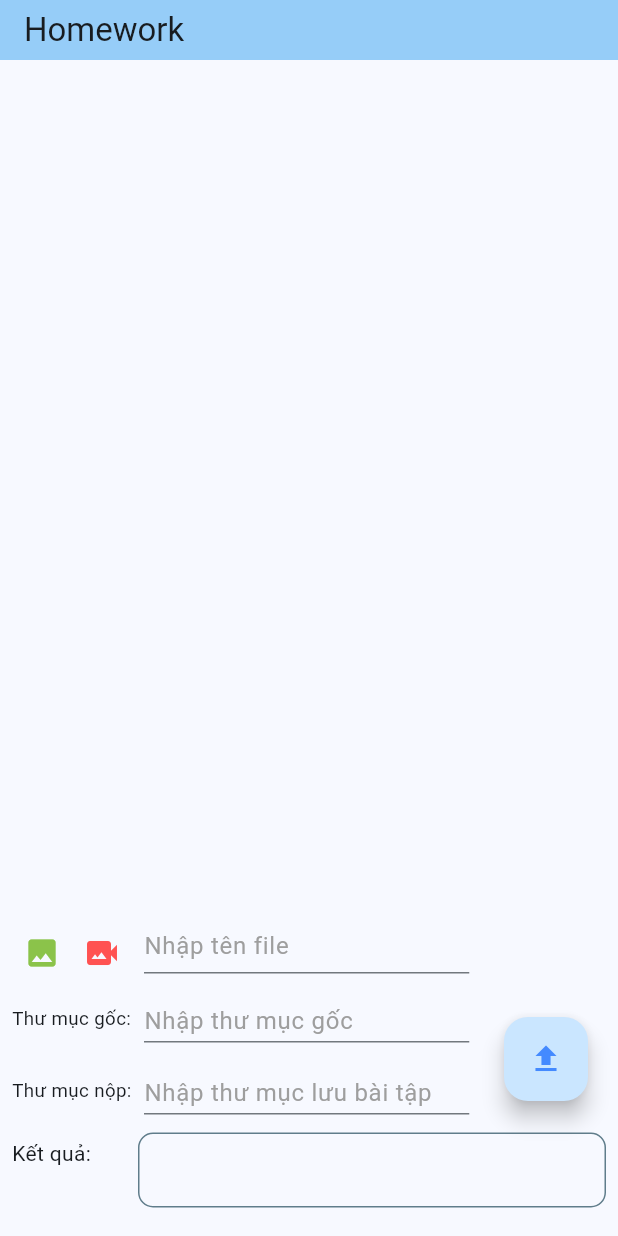
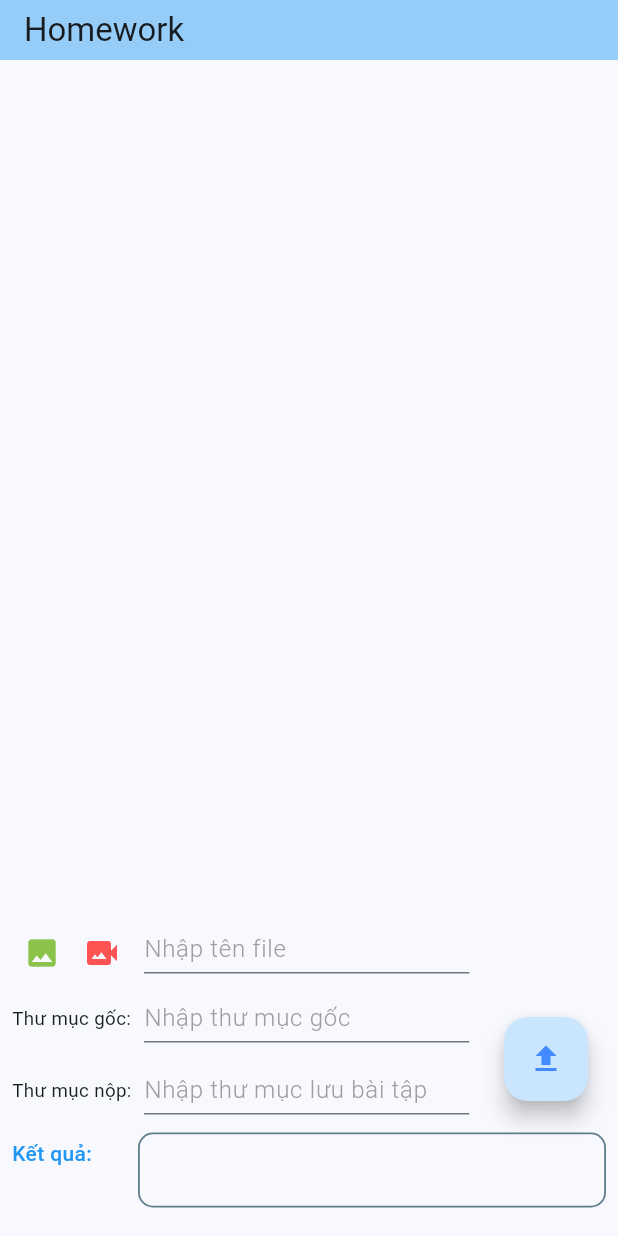
Before and after one commit to khanhkk96/ImagePdfApp, a Flutter app: the screen it shows after launch, on a phone screen of 412 x 824 dp. Run offline on Flutter 3.47's test engine with Material 3 defaults, Android fonts, the phone set to English and light mode, and no system bars; our stand-ins replace flutter_image_compress, fluttertoast, google_sign_in, image_picker; missing offline and left inert: googleapis, video_compress, video_thumbnail.

Commit message:
khanhkk_update style

```diff
--- a/lib/main.dart
+++ b/lib/main.dart
@@ -357,8 +357,9 @@ class _MyHomePageState extends State<MyHomePage> {
                         controller: _textController,
                         decoration: const InputDecoration(
                           hintText: 'Nhập tên file',
-                          hintStyle: TextStyle(color: Colors.grey),
-                          contentPadding: EdgeInsets.only(bottom: 4),
+                          hintStyle: TextStyle(
+                              color: Colors.grey, fontWeight: FontWeight.w300),
+                          contentPadding: EdgeInsets.only(bottom: 0),
                         ),
                         autofocus: false,
                         onTapOutside: (e) {
@@ -390,8 +391,10 @@ class _MyHomePageState extends State<MyHomePage> {
                           controller: _rootDriveController,
                           decoration: const InputDecoration(
                             hintText: 'Nhập thư mục gốc',
-                            hintStyle: TextStyle(color: Colors.grey),
-                            contentPadding: EdgeInsets.only(top: 4),
+                            hintStyle: TextStyle(
+                                color: Colors.grey,
+                                fontWeight: FontWeight.w300),
+                            contentPadding: EdgeInsets.only(top: 0),
                           ),
                           autofocus: false,
                           onTapOutside: (e) {
@@ -424,8 +427,10 @@ class _MyHomePageState extends State<MyHomePage> {
                           controller: _driveController,
                           decoration: const InputDecoration(
                             hintText: 'Nhập thư mục lưu bài tập',
-                            hintStyle: TextStyle(color: Colors.grey),
-                            contentPadding: EdgeInsets.only(top: 4),
+                            hintStyle: TextStyle(
+                                color: Colors.grey,
+                                fontWeight: FontWeight.w300),
+                            contentPadding: EdgeInsets.only(top: 0),
                           ),
                           autofocus: false,
                           onTapOutside: (e) {
@@ -448,7 +453,9 @@ class _MyHomePageState extends State<MyHomePage> {
                     margin: const EdgeInsets.only(
                         top: 8, left: 8, right: 0, bottom: 0),
                     alignment: Alignment.topLeft,
-                    child: const Text("Kết quả: "),
+                    child: const Text("Kết quả: ",
+                        style: TextStyle(
+                            color: Colors.blue, fontWeight: FontWeight.w500)),
                   ),
                   Flexible(
                     child: Container(
@@ -457,7 +464,7 @@ class _MyHomePageState extends State<MyHomePage> {
                       decoration: BoxDecoration(
                         border: Border.all(
                           color: Colors.blueGrey, // Border color
-                          width: 1.0, // Border width
+                          width: 1.2, // Border width
                         ),
                         borderRadius: BorderRadius.circular(
                             10.0), // Optional: Add rounded corners
@@ -486,7 +493,7 @@ class _MyHomePageState extends State<MyHomePage> {
                                   '${idx + 1}. ${fileUrls[idx]}',
                                   overflow: TextOverflow.ellipsis,
                                   style: const TextStyle(
-                                      decoration: TextDecoration.underline,
+                                      // decoration: TextDecoration.underline,
                                       color: Colors.blue),
                                 ),
                               ),
```
